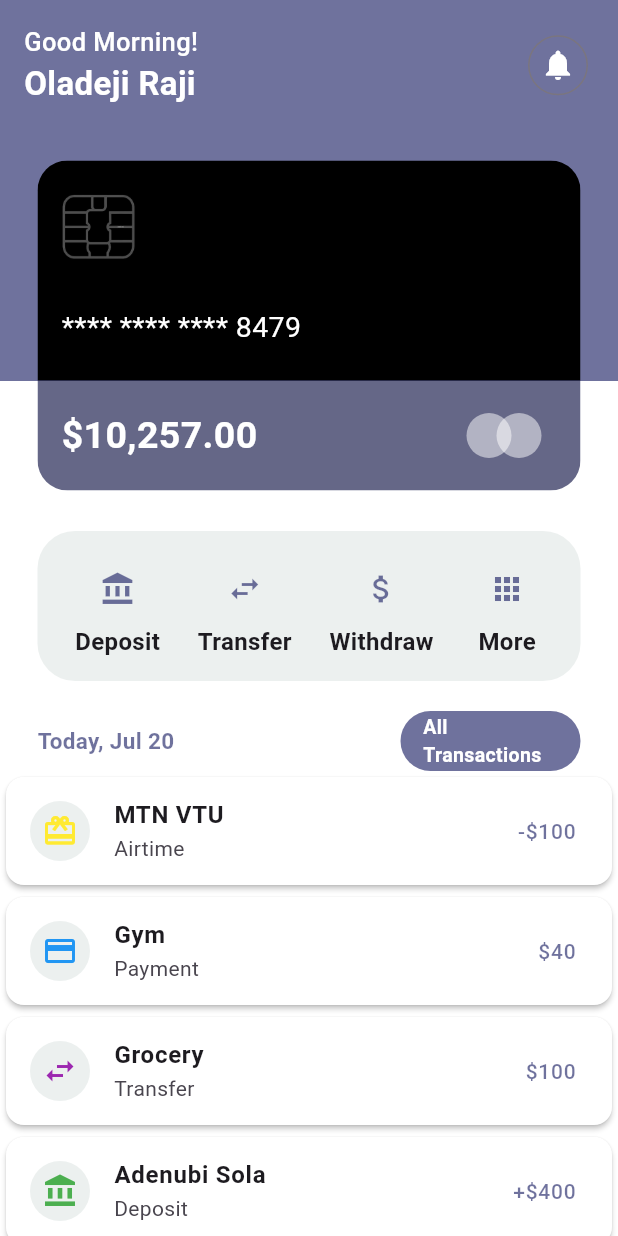
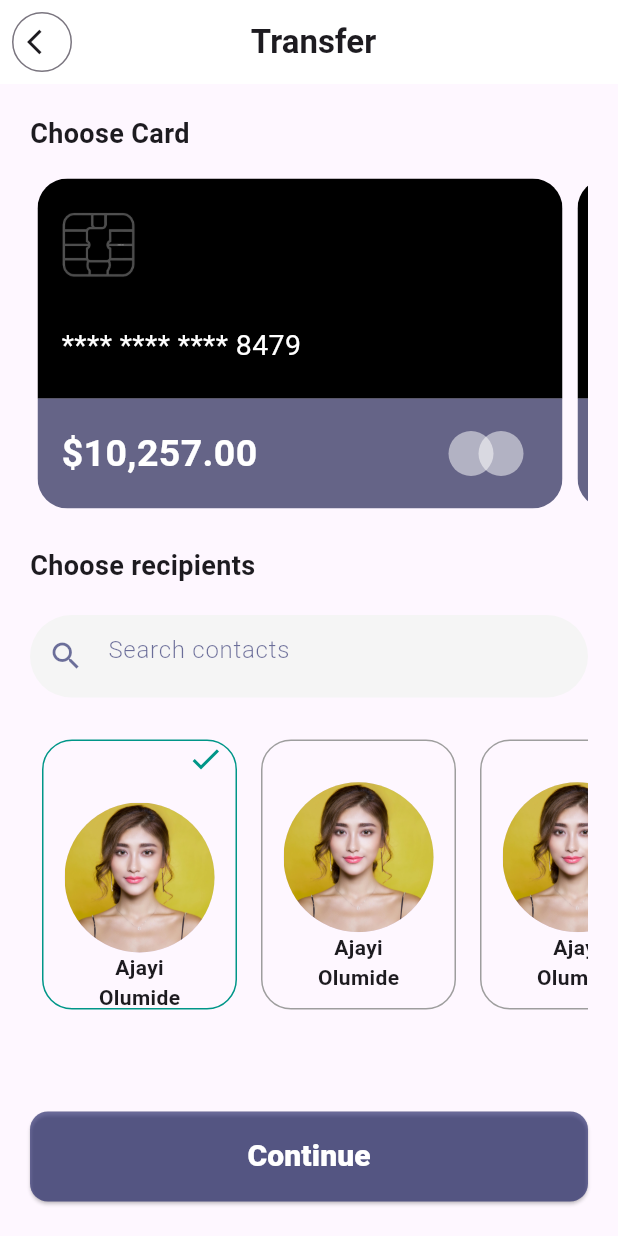
Before and after one commit to olumighty-aj/fintechApp, a Flutter app: the HomeScreen screen opened directly, after a tap on the "swap horiz" icon, on a phone screen of 412 x 824 dp. Run offline on Flutter 3.47's test engine with Material 3 defaults, Android fonts, the phone set to English and light mode, and no system bars; our stand-ins replace fl_chart.

Commit message:
Added transfer function

```diff
--- a/lib/Screens/Home_screen/widgets/action_button.dart
+++ b/lib/Screens/Home_screen/widgets/action_button.dart
@@ -4,8 +4,9 @@ import 'package:flutter/material.dart';
 class ActionButton_ extends StatelessWidget {
   final String label;
   final IconData icon;
+  final void Function()? onPressed;
   const ActionButton_({
-    super.key, required this.label, required this.icon,
+    super.key, required this.label, required this.icon, this.onPressed
   });
 
   @override
@@ -14,7 +15,7 @@ class ActionButton_ extends StatelessWidget {
       mainAxisAlignment: MainAxisAlignment.center,
       children: [
         IconButton(
-            onPressed: () {},
+            onPressed: onPressed,
             icon: Icon(icon, color: const Color.fromARGB(158, 23, 27, 97),
             )),
         Text(label, style: const TextStyle(fontSize: 16, fontWeight: FontWeight.bold),)
--- a/lib/Screens/Home_screen/widgets/action_button_tab.dart
+++ b/lib/Screens/Home_screen/widgets/action_button_tab.dart
@@ -1,5 +1,5 @@
-
 import 'package:fintechapp/Screens/Home_screen/widgets/action_button.dart';
+import 'package:fintechapp/Screens/Transfer_money/transfer_money_page.dart';
 import 'package:flutter/material.dart';
 
 class ActionButtonTab extends StatelessWidget {
@@ -17,27 +17,33 @@ class ActionButtonTab extends StatelessWidget {
         decoration: BoxDecoration(
             color: const Color.fromARGB(255, 236, 240, 239),
             borderRadius: BorderRadius.circular(25)),
-        child: const Row(
+        child:  Row(
           mainAxisAlignment: MainAxisAlignment.spaceEvenly,
           children: [
             ActionButton_(
               icon: Icons.account_balance,
               label: 'Deposit',
+              onPressed: (){},
             ),
             ActionButton_(
               icon: Icons.swap_horiz,
               label: 'Transfer',
+              onPressed: () {
+                Navigator.push(context,
+                    MaterialPageRoute(builder: (context) => const TransferMoneyPage()));
+              },
             ),
             ActionButton_(
               icon: Icons.attach_money,
               label: 'Withdraw',
+              onPressed: () {},
             ),
             ActionButton_(
               icon: Icons.apps_sharp,
               label: 'More',
+              onPressed: () {},
             ),
-
-            ],
+          ],
         ),
       ),
     );
--- a/lib/Screens/Home_screen/widgets/master_card.dart
+++ b/lib/Screens/Home_screen/widgets/master_card.dart
@@ -1,4 +1,3 @@
-
 import 'package:flutter/material.dart';
 
 class MasterCardWidget extends StatelessWidget {
@@ -14,6 +13,7 @@ class MasterCardWidget extends StatelessWidget {
         right: 25,
         child: Container(
           height: 220,
+          width: 350,
           decoration: BoxDecoration(
             borderRadius: BorderRadius.circular(20),
           ),
@@ -44,49 +44,39 @@ class MasterCardWidget extends StatelessWidget {
                                     fontSize: 19,
                                     fontWeight: FontWeight.w400),
                               )),
-
                         ],
                       ),
-                    )
-                    ),
+                    )),
                 Expanded(
                     flex: 1,
                     child: Container(
-                                color: const Color.fromRGBO(
-                                    7, 10, 61, 0.62),
+                      color: const Color.fromRGBO(7, 10, 61, 0.62),
                       child: Padding(
                         padding: const EdgeInsets.symmetric(horizontal: 16),
                         child: Row(
-                                    mainAxisAlignment:
-                                        MainAxisAlignment
-                                            .spaceBetween,
+                          mainAxisAlignment: MainAxisAlignment.spaceBetween,
                           children: [
                             const Text(
                               '\$10,257.00',
                               style: TextStyle(
                                   color: Colors.white,
                                   fontSize: 25,
-                                            fontWeight:
-                                                FontWeight.w600),
+                                  fontWeight: FontWeight.w600),
                             ),
                             Row(
-                                        mainAxisAlignment:
-                                            MainAxisAlignment.start,
+                              mainAxisAlignment: MainAxisAlignment.start,
                               children: [
                                 CircleAvatar(
                                   radius: 15,
-                                            backgroundColor: Colors
-                                                .white
-                                                .withOpacity(0.5),
+                                  backgroundColor:
+                                      Colors.white.withOpacity(0.5),
                                 ),
                                 Transform.translate(
                                   offset: const Offset(-10, 0),
                                   child: CircleAvatar(
                                     radius: 15,
                                     backgroundColor:
-                                                  Colors.white
-                                                      .withOpacity(
-                                                          0.5),
+                                        Colors.white.withOpacity(0.5),
                                   ),
                                 )
                               ],
@@ -94,13 +84,10 @@ class MasterCardWidget extends StatelessWidget {
                           ],
                         ),
                       ),
-                              )
-                              )
-
+                    ))
               ],
             ),
           ),
-        )
-    );
+        ));
   }
 }
--- /dev/null
+++ b/lib/Screens/Transfer_money/transfer_money_page.dart
@@ -0,0 +1,190 @@
+import 'package:fintechapp/Screens/Home_screen/widgets/master_card.dart';
+import 'package:fintechapp/Screens/My_Card_screen/widgets/back_card.dart';
+import 'package:fintechapp/Screens/My_Card_screen/widgets/front_card.dart';
+import 'package:fintechapp/Screens/Transfer_money/top_up_page.dart';
+import 'package:flutter/material.dart';
+
+class TransferMoneyPage extends StatelessWidget {
+  const TransferMoneyPage({super.key});
+
+  @override
+  Widget build(BuildContext context) {
+    return Scaffold(
+      appBar: AppBar(
+        backgroundColor: Colors.white,
+        leading: IconButton.outlined(
+          onPressed: () {
+            Navigator.pop(context);
+          },
+          icon: const Icon(
+            Icons.arrow_back_ios,
+            size: 20,
+          ),
+        ),
+        title: const Row(
+          mainAxisAlignment: MainAxisAlignment.center,
+          children: [
+            Text(
+              'Transfer',
+              style: TextStyle(fontWeight: FontWeight.w600),
+            ),
+            SizedBox(
+              width: 50,
+            )
+          ],
+        ),
+      ),
+      body: SingleChildScrollView(
+        child: Padding(
+          padding: const EdgeInsets.all(20),
+          child: Column(
+            children: [
+              Column(
+                crossAxisAlignment: CrossAxisAlignment.start,
+                children: [
+                  const Text(
+                    "Choose Card",
+                    style: TextStyle(fontSize: 18, fontWeight: FontWeight.bold),
+                  ),
+                  const SizedBox(
+                    height: 12,
+                  ),
+                  SingleChildScrollView(
+                    scrollDirection: Axis.horizontal,
+                    child: Row(
+                      children: List.generate(
+                          3,
+                          (index) => const Padding(
+                                padding: EdgeInsets.all(5.0),
+                                child: MasterCardWidget(),
+                              )),
+                    ),
+                  )
+                ],
+              ),
+              const SizedBox(
+                height: 20,
+              ),
+              Column(
+                crossAxisAlignment: CrossAxisAlignment.start,
+                children: [
+                  const Text(
+                    "Choose recipients",
+                    style: TextStyle(fontSize: 18, fontWeight: FontWeight.bold),
+                  ),
+                  const SizedBox(
+                    height: 20,
+                  ),
+                  Container(
+                    width: double.infinity,
+                    height: 55,
+                    alignment: Alignment.center,
+                    decoration: BoxDecoration(
+                      color: Colors.grey[100],
+                      borderRadius: BorderRadius.circular(35),
+                    ),
+                    child: const TextField(
+                      decoration: InputDecoration(
+                        hintText: "Search contacts",
+                        hintStyle: TextStyle(
+                            color: Color.fromARGB(158, 23, 27, 97),
+                            fontWeight: FontWeight.w300),
+                        border: InputBorder.none,
+                        prefixIcon: Icon(
+                          Icons.search,
+                          color: Color.fromARGB(158, 23, 27, 97),
+                        ),
+                      ),
+                    ),
+                  ),
+                  const SizedBox(
+                    height: 20,
+                  ),
+                  SingleChildScrollView(
+                    scrollDirection: Axis.horizontal,
+                    child: Row(
+                      children: List.generate(
+                          5,
+                          (index) => Container(
+                                margin: const EdgeInsets.all(8),
+                                width: 130,
+                                height: 180,
+                                decoration: BoxDecoration(
+                                    borderRadius: BorderRadius.circular(20),
+                                    border: Border.all(
+                                        color: index == 0
+                                            ? Colors.teal
+                                            : Colors.grey)),
+                                child: Column(
+                                  mainAxisAlignment: MainAxisAlignment.center,
+                                  children: [
+                                    index == 0
+                                        ? const Padding(
+                                            padding: EdgeInsets.symmetric(
+                                                horizontal: 8),
+                                            child: Row(
+                                              mainAxisAlignment:
+                                                  MainAxisAlignment.end,
+                                              children: [
+                                                Icon(
+                                                  Icons.check,
+                                                  color: Colors.teal,
+                                                )
+                                              ],
+                                            ),
+                                          )
+                                        : const SizedBox(),
+                                    const SizedBox(
+                                      height: 17,
+                                    ),
+                                    const CircleAvatar(
+                                      radius: 50,
+                                      backgroundImage:
+                                          AssetImage("assets/profileimage.jpg"),
+                                    ),
+                                    const Text(
+                                      "Ajayi",
+                                      style: TextStyle(
+                                          fontWeight: FontWeight.bold),
+                                    ),
+                                    const Text(
+                                      "Olumide",
+                                      style: TextStyle(
+                                          fontWeight: FontWeight.bold),
+                                    ),
+                                  ],
+                                ),
+                              )),
+                    ),
+                  ),
+                  const SizedBox(
+                    height: 60,
+                  ),
+                  ElevatedButton(
+                      onPressed: () {
+                        Navigator.push(
+                            context,
+                            MaterialPageRoute(
+                                builder: (context) => const TopUpPage()));
+                      },
+                      style: ElevatedButton.styleFrom(
+                          backgroundColor:
+                              const Color.fromARGB(158, 23, 27, 97),
+                          foregroundColor: Colors.white,
+                          fixedSize: const Size(double.maxFinite, 60),
+                          shape: RoundedRectangleBorder(
+                              borderRadius: BorderRadius.circular(12))),
+                      child: Text(
+                        'Continue',
+                        style: TextStyle(
+                            fontWeight: FontWeight.w900, fontSize: 20),
+                      ))
+                ],
+              )
+            ],
+          ),
+        ),
+      ),
+    );
+  }
+}
--- a/lib/main.dart
+++ b/lib/main.dart
@@ -1,3 +1,4 @@
+import 'package:fintechapp/Screens/On_boarding/on_boarding.dart';
 import 'package:fintechapp/Screens/main_screen/main_screen.dart';
 import 'package:flutter/material.dart';
 
@@ -19,7 +20,7 @@ class MyApp extends StatelessWidget {
         colorScheme: ColorScheme.fromSeed(seedColor: Colors.deepPurple),
         useMaterial3: true,
       ),
-      home: const MainScreen(),
+      home: const LoginScreen(),
     );
   }
 }
```
Also changed, not shown: lib/Screens/On_boarding/on_boarding.dart (added, +117 -0 lines), lib/Screens/Transfer_money/top_up_page.dart (added, +15 -0 lines), assets/Spline.png (added), assets/profileimage.jpg (added). Lines whose indentation alone changed are shown as unchanged.
